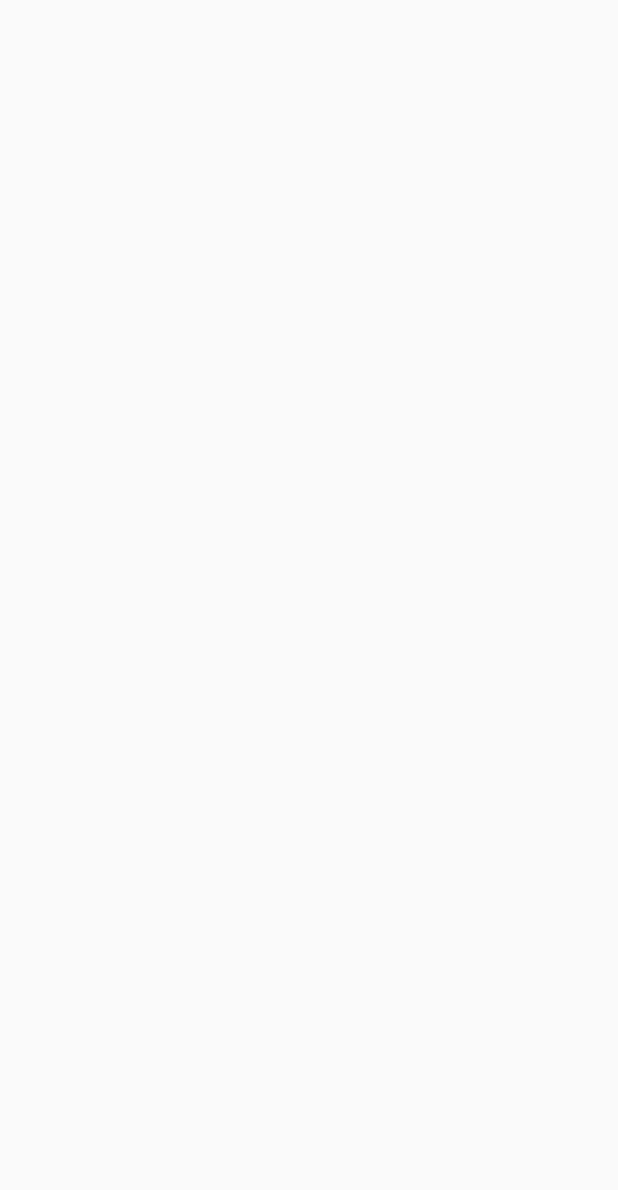
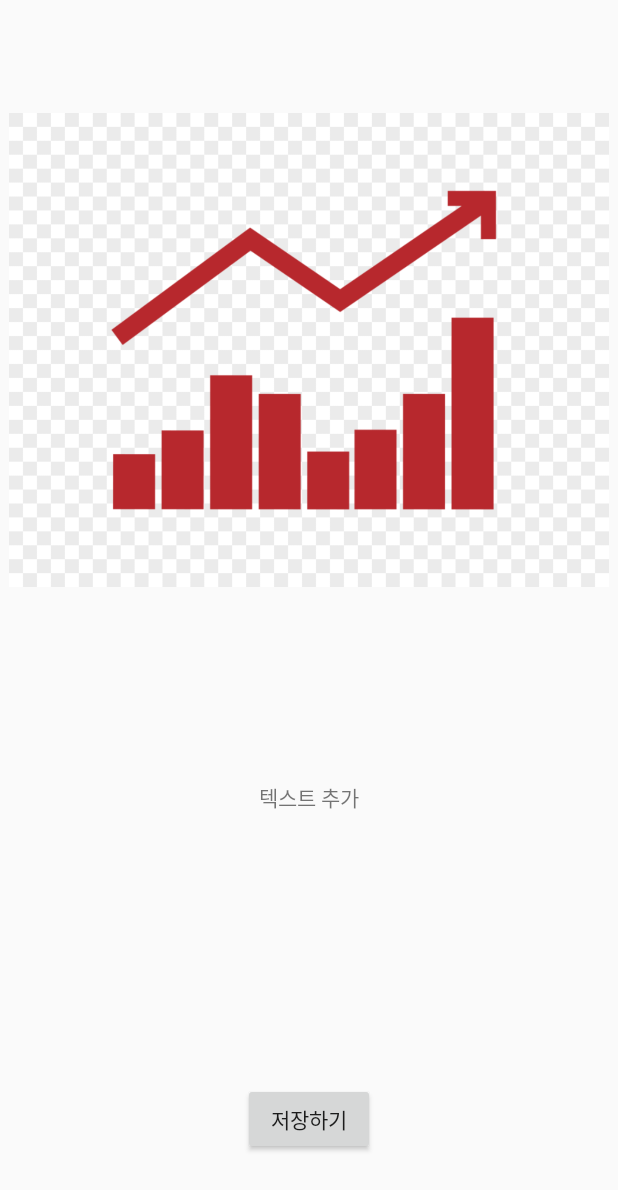
Before and after one commit to Leekyoeun/LifeCurveITShow, an Android app: the PostActivity screen opened directly, with no data from a screen before it, on a phone screen of 412 x 824 dp. Before the commit the part shown is empty. Shown: the top 1190 px of the screen. Run offline under Robolectric (Android 15) with nearby library versions, the phone set to English and light mode, and no system bars.

Commit message:
20200403_two_commit

```diff
--- a/app/src/main/res/layout/activity_post.xml
+++ b/app/src/main/res/layout/activity_post.xml
@@ -6,4 +6,40 @@
     android:layout_height="match_parent"
     tools:context=".PostActivity">
 
+    <ImageView
+        android:id="@+id/GraphicImage"
+        android:layout_width="0dp"
+        android:layout_height="0dp"
+        android:layout_marginStart="6dp"
+        android:layout_marginTop="64dp"
+        android:layout_marginEnd="6dp"
+        android:layout_marginBottom="118dp"
+        app:layout_constraintBottom_toTopOf="@+id/Memo"
+        app:layout_constraintEnd_toEndOf="parent"
+        app:layout_constraintStart_toStartOf="parent"
+        app:layout_constraintTop_toTopOf="parent"
+        app:srcCompat="@drawable/grapic" />
+
+    <TextView
+        android:id="@+id/Memo"
+        android:layout_width="wrap_content"
+        android:layout_height="wrap_content"
+        android:layout_marginBottom="180dp"
+        android:text="텍스트 추가"
+        app:layout_constraintBottom_toTopOf="@+id/SaveButton"
+        app:layout_constraintEnd_toEndOf="parent"
+        app:layout_constraintStart_toStartOf="parent"
+        app:layout_constraintTop_toBottomOf="@+id/GraphicImage" />
+
+    <Button
+        android:id="@+id/SaveButton"
+        android:layout_width="wrap_content"
+        android:layout_height="wrap_content"
+        android:layout_marginBottom="54dp"
+        android:text="저장하기"
+        app:layout_constraintBottom_toBottomOf="parent"
+        app:layout_constraintEnd_toEndOf="parent"
+        app:layout_constraintStart_toStartOf="parent"
+        app:layout_constraintTop_toBottomOf="@+id/Memo" />
+
 </androidx.constraintlayout.widget.ConstraintLayout>
```
Also changed, not shown: app/src/main/java/com/emirim/lifecurveitshow/ChooseCategory.kt (+10 -1 lines), app/src/main/res/layout/activity_choose_category.xml (+5 -5 lines), app/src/main/res/layout/activity_google_login.xml (deleted, +0 -9 lines).
